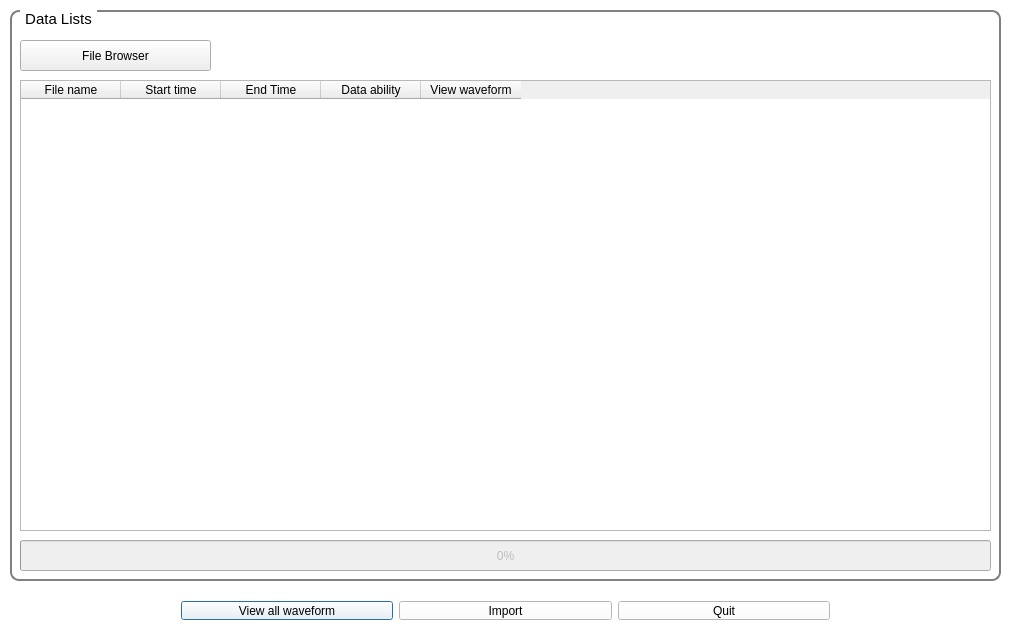
Qt form importdata.ui (hayoungdaddy/KGminer_QT) before a commit.
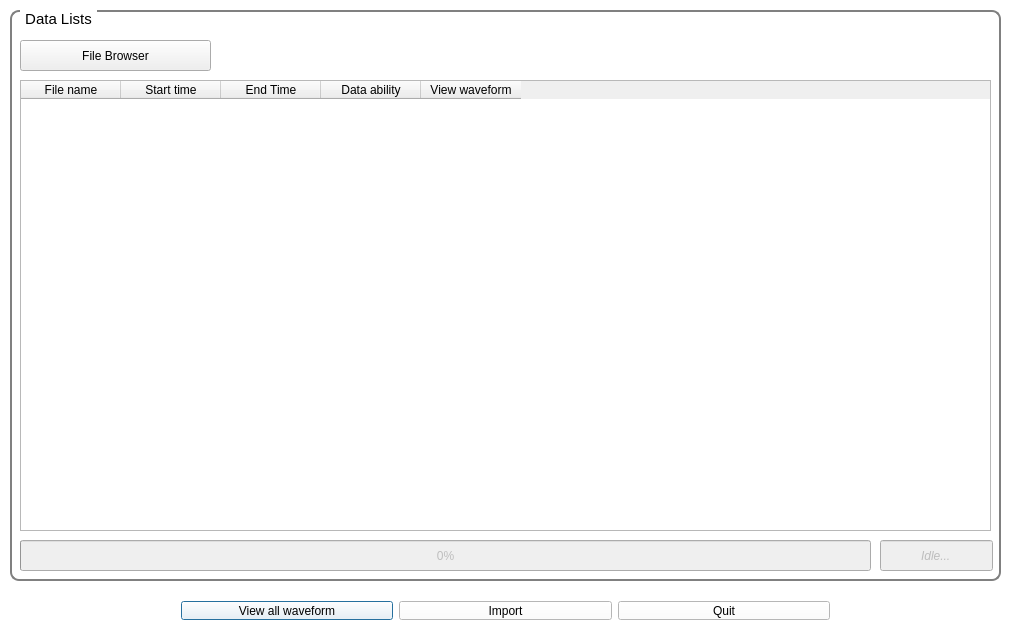
The same form after that commit.

```diff
--- a/importdata.ui
+++ b/importdata.ui
@@ -7,7 +7,7 @@
     <x>0</x>
     <y>0</y>
     <width>1011</width>
-    <height>636</height>
+    <height>639</height>
    </rect>
   </property>
   <property name="palette">
@@ -534,7 +534,7 @@
      <rect>
       <x>10</x>
       <y>530</y>
-      <width>971</width>
+      <width>851</width>
       <height>31</height>
      </rect>
     </property>
@@ -555,6 +555,30 @@
      <string>File Browser</string>
     </property>
    </widget>
+   <widget class="QLineEdit" name="status">
+    <property name="enabled">
+     <bool>false</bool>
+    </property>
+    <property name="geometry">
+     <rect>
+      <x>870</x>
+      <y>530</y>
+      <width>113</width>
+      <height>31</height>
+     </rect>
+    </property>
+    <property name="font">
+     <font>
+      <italic>true</italic>
+     </font>
+    </property>
+    <property name="text">
+     <string>Idle...</string>
+    </property>
+    <property name="alignment">
+     <set>Qt::AlignCenter</set>
+    </property>
+   </widget>
   </widget>
   <zorder>groupBox</zorder>
   <zorder>horizontalLayoutWidget</zorder>
```
